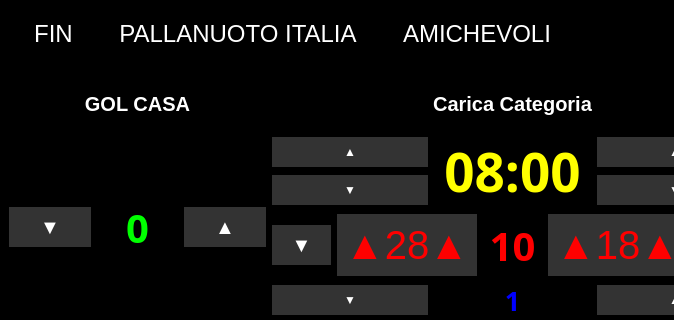
pythonpenguin/segnapunti_pallanuoto, file rasp5/gui/tabellone.ui: the form before one commit; both pictures show x 0 to 674 and y 0 to 320 of the 1024 by 600 pixel window.
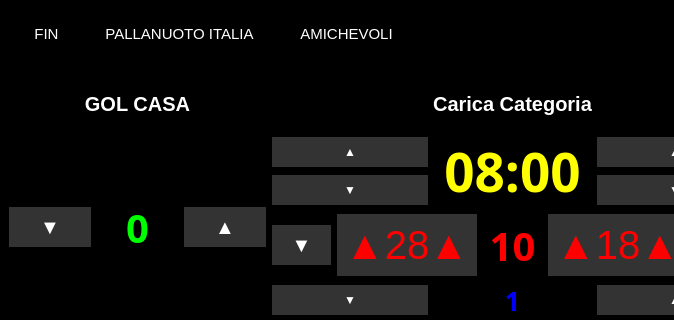
The form after the commit.

Commit message: https://github.com/pythonpenguin/segnapunti_pallanuoto/issues/17#issue-3603611589

What changed in the file:
```diff
--- a/rasp5/gui/tabellone.ui
+++ b/rasp5/gui/tabellone.ui
@@ -64,7 +64,7 @@
                 }
 
                 QMenuBar {
-                font-size: 24px;
+                font-size: 15px;
                 padding: 8px;
                 min-height: 30px;
                 }
```
The commit also changes 1 other file.
